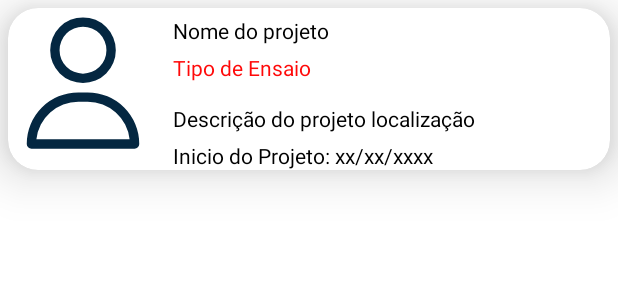
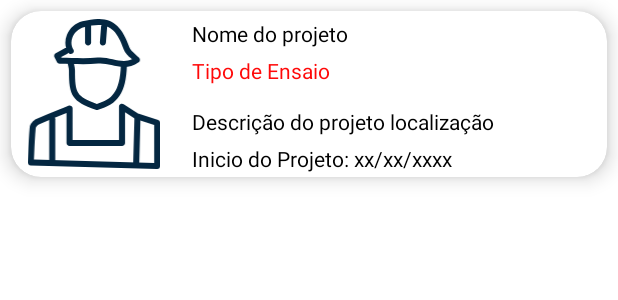
Before and after one commit to Montaigne-ensaios/montaigne_app, an Android app: the layout adapter_home_projetos.xml on its own in the app's theme, with its tools: preview values and no code run, on a phone screen of 412 x 824 dp. Shown: the top 300 px of the screen. Run offline under Robolectric (Android 15) with nearby library versions, the phone set to English and light mode, and no system bars.

Commit message:
organizado adapters e telas

```diff
--- a/app/src/main/res/layout/adapter_carimbo_projeto.xml
+++ b/app/src/main/res/layout/adapter_carimbo_projeto.xml
@@ -16,10 +16,10 @@
             android:layout_width="match_parent"
             android:layout_height="wrap_content"
 
+            android:hint="substitua hint"
+
+            app:errorEnabled="true"
             app:errorIconDrawable="@drawable/ic_erro"
-            app:errorEnabled="true"
-            android:hint="substitua hint"
-            android:textColorHint="@color/black"
             app:helperText="substitua observação"
             app:hintEnabled="true"
             app:startIconDrawable="@drawable/ic_name_project">
--- a/app/src/main/res/layout/adapter_home_projetos.xml
+++ b/app/src/main/res/layout/adapter_home_projetos.xml
@@ -5,9 +5,9 @@
     android:id="@+id/cardView"
     android:layout_width="match_parent"
     android:layout_height="wrap_content"
-    android:layout_margin="5dp"
+    android:layout_margin="7dp"
     app:cardCornerRadius="20dp"
-    app:cardElevation="20dp">
+    app:cardElevation="8dp">
 
     <RelativeLayout
         android:layout_width="match_parent"
@@ -15,9 +15,10 @@
 
         <ImageView
             android:id="@+id/imageLogoProject"
+            android:layout_margin="5dp"
             android:layout_width="100dp"
             android:layout_height="100dp"
-            tools:srcCompat="@drawable/ic_perfil" />
+            android:src="@drawable/ic_technician" />
 
         <TextView
             android:id="@+id/textNameProjeto"
--- a/app/src/main/res/layout/fragment_ensaio.xml
+++ b/app/src/main/res/layout/fragment_ensaio.xml
@@ -28,15 +28,16 @@
                 app:errorEnabled="true"
                 app:errorIconDrawable="@drawable/ic_erro"
                 app:hintEnabled="true"
+                app:helperText="Cota da amostra"
                 app:layout_constraintEnd_toEndOf="parent"
                 app:layout_constraintHorizontal_bias="0.03"
-
                 app:layout_constraintStart_toStartOf="parent"
                 app:layout_constraintTop_toBottomOf="@+id/textAmostraN"
                 app:startIconDrawable="@drawable/ic_edit">
 
                 <com.google.android.material.textfield.TextInputEditText
                     android:id="@+id/textInputEditTextProfundidade"
+
                     android:layout_width="match_parent"
                     android:layout_height="wrap_content"
                     android:hint="Profundidade"
--- a/app/src/main/res/layout/fragment_furo.xml
+++ b/app/src/main/res/layout/fragment_furo.xml
@@ -10,7 +10,7 @@
         android:layout_width="wrap_content"
         android:layout_height="wrap_content"
         android:layout_marginTop="24dp"
-        android:text="Nome Furo"
+        android:text="Substituir Nome do Furo"
         app:layout_constraintEnd_toEndOf="parent"
         app:layout_constraintStart_toStartOf="parent"
         app:layout_constraintTop_toTopOf="parent" />
--- a/app/src/main/res/layout/fragment_projeto.xml
+++ b/app/src/main/res/layout/fragment_projeto.xml
@@ -11,6 +11,7 @@
         android:layout_height="wrap_content"
         android:layout_marginStart="24dp"
         android:layout_marginTop="5dp"
+        android:layout_marginEnd="24dp"
         app:layout_constraintEnd_toEndOf="parent"
         app:layout_constraintHorizontal_bias="0.0"
         app:layout_constraintStart_toStartOf="parent"
@@ -22,7 +23,8 @@
         android:layout_height="wrap_content"
         android:layout_marginStart="24dp"
         android:layout_marginTop="32dp"
-        android:text="Furos "
+        android:text="Substituir nome do Projeto"
+        android:textSize="20sp"
         app:layout_constraintEnd_toEndOf="parent"
         app:layout_constraintHorizontal_bias="0.0"
         app:layout_constraintStart_toStartOf="parent"
```
